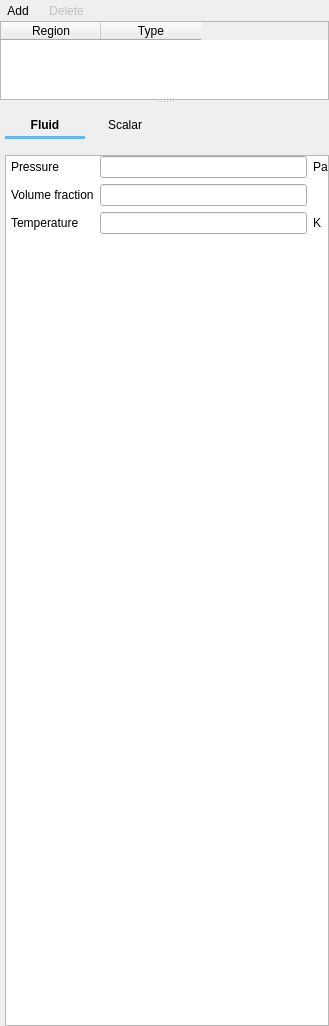
truongd8593/mfix, file gui/uifiles/boundary_conditions.ui: the form before one commit.
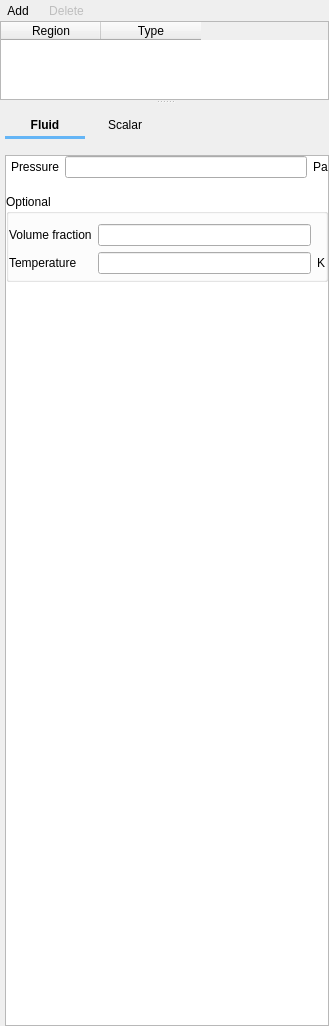
The form after the commit. The open tabs and pages were chosen to show the change. Custom widgets are drawn as their Qt base class.

Commit message: BCs: complete Fluid/PO tab.  Share bcs_fluid_mass_fraction_table between subpanes

```diff
--- a/gui/uifiles/boundary_conditions.ui
+++ b/gui/uifiles/boundary_conditions.ui
@@ -357,7 +357,7 @@
              </property>
              <widget class="QStackedWidget" name="page_fluid">
               <property name="currentIndex">
-               <number>2</number>
+               <number>0</number>
               </property>
               <widget class="QWidget" name="page_fluid_wall">
                <layout class="QVBoxLayout" name="verticalLayout_1">
@@ -1251,7 +1251,7 @@
                  <number>0</number>
                 </property>
                 <item>
-                 <widget class="QFrame" name="frame">
+                 <widget class="QFrame" name="frame_fluid_po">
                   <property name="frameShape">
                    <enum>QFrame::NoFrame</enum>
                   </property>
@@ -1269,18 +1269,8 @@
                     <number>0</number>
                    </property>
                    <property name="bottomMargin">
-                    <number>0</number>
+                    <number>10</number>
                    </property>
-                   <item row="0" column="1">
-                    <widget class="LineEdit" name="lineedit_keyword_bc_p_g_2_args_BC"/>
-                   </item>
-                   <item row="0" column="0">
-                    <widget class="QLabel" name="label_bc_p_g_2">
-                     <property name="text">
-                      <string>Pressure</string>
-                     </property>
-                    </widget>
-                   </item>
                    <item row="0" column="2">
                     <widget class="QLabel" name="label_bc_pg_2_units">
                      <property name="text">
@@ -1288,49 +1278,80 @@
                      </property>
                     </widget>
                    </item>
-                   <item row="3" column="1">
-                    <spacer name="verticalSpacer_6">
-                     <property name="orientation">
-                      <enum>Qt::Vertical</enum>
-                     </property>
-                     <property name="sizeHint" stdset="0">
-                      <size>
-                       <width>20</width>
-                       <height>40</height>
-                      </size>
-                     </property>
-                    </spacer>
-                   </item>
-                   <item row="1" column="0">
-                    <widget class="QLabel" name="label_bc_ep_g_2">
+                   <item row="0" column="0">
+                    <widget class="QLabel" name="label_bc_p_g_2">
                      <property name="text">
-                      <string>Volume fraction</string>
+                      <string>Pressure</string>
                      </property>
                     </widget>
                    </item>
-                   <item row="2" column="0">
-                    <widget class="QLabel" name="label_bc_t_g_2">
-                     <property name="text">
-                      <string>Temperature</string>
-                     </property>
-                    </widget>
+                   <item row="0" column="1">
+                    <widget class="LineEdit" name="lineedit_keyword_bc_p_g_2_args_BC"/>
                    </item>
-                   <item row="2" column="2">
+                  </layout>
+                 </widget>
+                </item>
+                <item>
+                 <widget class="QGroupBox" name="groupbox_fluid_po_optional">
+                  <property name="title">
+                   <string>Optional</string>
+                  </property>
+                  <layout class="QGridLayout" name="gridLayout_22">
+                   <property name="leftMargin">
+                    <number>0</number>
+                   </property>
+                   <property name="topMargin">
+                    <number>10</number>
+                   </property>
+                   <property name="rightMargin">
+                    <number>0</number>
+                   </property>
+                   <property name="bottomMargin">
+                    <number>5</number>
+                   </property>
+                   <item row="1" column="2">
                     <widget class="QLabel" name="label_bc_t_g_2_units">
                      <property name="text">
                       <string>K</string>
                      </property>
                     </widget>
                    </item>
-                   <item row="1" column="1">
+                   <item row="1" column="0">
+                    <widget class="QLabel" name="label_bc_t_g_2">
+                     <property name="text">
+                      <string>Temperature</string>
+                     </property>
+                    </widget>
+                   </item>
+                   <item row="0" column="1">
                     <widget class="LineEdit" name="lineedit_bc_ep_g_2_args_BC"/>
                    </item>
-                   <item row="2" column="1">
-                    <widget class="LineEdit" name="lineedit_bc_t_g_2_args_BC"/>
+                   <item row="1" column="1">
+                    <widget class="LineEdit" name="lineedit_keyword_bc_t_g_2_args_BC"/>
+                   </item>
+                   <item row="0" column="0">
+                    <widget class="QLabel" name="label_bc_ep_g_2">
+                     <property name="text">
+                      <string>Volume fraction</string>
+                     </property>
+                    </widget>
                    </item>
                   </layout>
                  </widget>
                 </item>
+                <item>
+                 <spacer name="verticalSpacer_6">
+                  <property name="orientation">
+                   <enum>Qt::Vertical</enum>
+                  </property>
+                  <property name="sizeHint" stdset="0">
+                   <size>
+                    <width>20</width>
+                    <height>40</height>
+                   </size>
+                  </property>
+                 </spacer>
+                </item>
                </layout>
               </widget>
               <widget class="QWidget" name="page_fluid_mo"/>
```
The commit also changes 1 other file.
